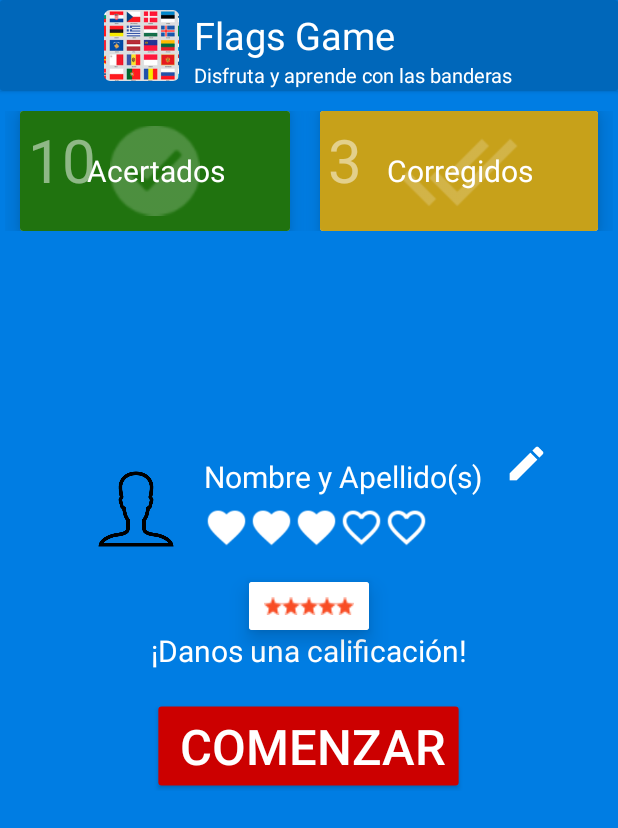
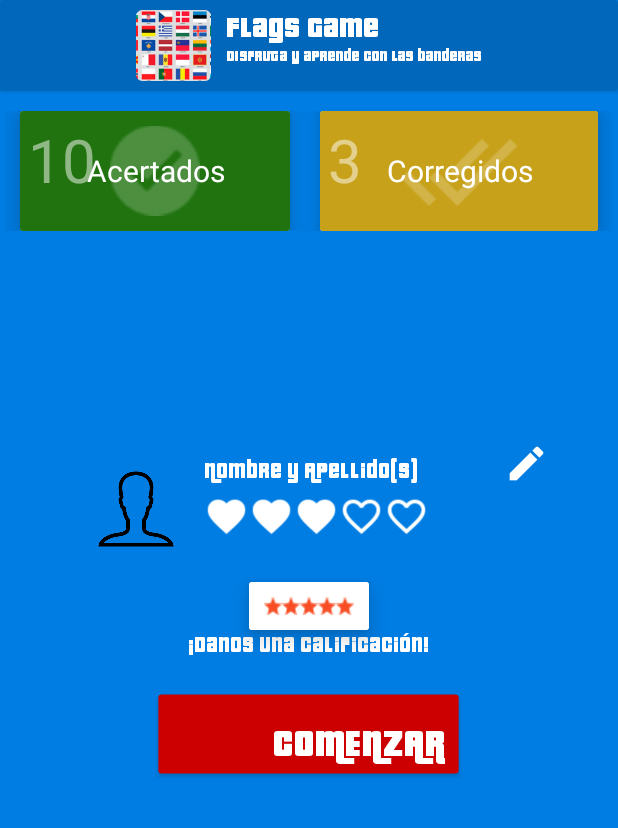
Before and after one commit to yasniel1408/flags_game, an Android app: the MainActivity screen opened directly, with no data from a screen before it, on a phone screen of 412 x 824 dp. Shown: the top 828 px of the screen. Run offline under Robolectric (Android 15) with nearby library versions, the phone set to English and light mode, and no system bars; our stand-ins replace Shimmer.

Commit message:
nuevos fonts para la app

```diff
--- a/app/src/main/java/com/example/yasniel/flagsgame/Intro.kt
+++ b/app/src/main/java/com/example/yasniel/flagsgame/Intro.kt
@@ -1,6 +1,7 @@
 package com.example.yasniel.flagsgame
 
 import android.content.Intent
+import android.graphics.Typeface
 import android.support.v7.app.AppCompatActivity
 import android.os.Bundle
 import android.view.animation.Animation
@@ -15,6 +16,12 @@ class Intro : AppCompatActivity() {
     override fun onCreate(savedInstanceState: Bundle?) {
         super.onCreate(savedInstanceState)
         setContentView(R.layout.activity_intro)
+
+        val logo_apk: Typeface = Typeface.createFromAsset( assets, "font/pricedown.ttf" )
+        nombreApk.setTypeface(logo_apk)
+
+        val compannia_apk: Typeface = Typeface.createFromAsset( assets, "font/akbar.ttf" )
+        nombreCompannia.setTypeface(compannia_apk)
 
 
         val mover_derecha: Animation = AnimationUtils.loadAnimation(this, R.anim.mover_derecha)
--- a/app/src/main/java/com/example/yasniel/flagsgame/MainActivity.kt
+++ b/app/src/main/java/com/example/yasniel/flagsgame/MainActivity.kt
@@ -6,6 +6,7 @@ import android.app.Activity
 import android.app.Dialog
 import android.content.Intent
 import android.content.SharedPreferences
+import android.graphics.Typeface
 import android.net.Uri
 import android.support.v7.app.AppCompatActivity
 import android.os.Bundle
@@ -36,6 +37,13 @@ class MainActivity : AppCompatActivity() {
         super.onCreate(savedInstanceState)
         setContentView(R.layout.activity_main)
 
+        val font: Typeface = Typeface.createFromAsset( assets, "font/pricedown.ttf" )
+
+        nombreApellidos.setTypeface(font)
+        calificacionText.setTypeface(font)
+        comenzar.setTypeface(font)
+        flag_top.setTypeface(font)
+        flag_top_caption.setTypeface(font)
 
         val ajustes: SharedPreferences? = getSharedPreferences("PREFERENCIAS", 0)
 
@@ -69,7 +77,7 @@ class MainActivity : AppCompatActivity() {
             imagePrew.setImageResource(R.drawable.persona)
         }else{
             fotoPersona.setImageURI(Uri.parse(direccionImagen))
-            imagePrew.setImageURI(Uri.parse(direccionImagen))
+          //  imagePrew.setImageURI(Uri.parse(direccionImagen)) | linea bug
         }
 
 
--- a/app/src/main/java/com/example/yasniel/flagsgame/PantallaDeJuego.kt
+++ b/app/src/main/java/com/example/yasniel/flagsgame/PantallaDeJuego.kt
@@ -29,7 +29,7 @@ class PantallaDeJuego : AppCompatActivity() {
         if(urlImagen.equals("")){
             imagenPersonaJuego.setImageResource(R.drawable.persona)
         }else{
-            imagenPersonaJuego.setImageURI(Uri.parse(urlImagen))
+            //imagenPersonaJuego.setImageURI(Uri.parse(urlImagen)) | linea bugg
         }
 
     }
--- a/app/src/main/res/layout/activity_main.xml
+++ b/app/src/main/res/layout/activity_main.xml
@@ -45,25 +45,27 @@
                         android:orientation="vertical"
                         android:layout_width="wrap_content"
                         android:layout_height="wrap_content">
+
                         <TextView
+                            android:id="@+id/flag_top"
                             android:layout_width="match_parent"
                             android:layout_height="wrap_content"
-                            android:text="Flags Game"
-                            android:textColor="@color/white"
                             android:background="@color/colorPrimaryDark"
                             android:paddingLeft="10dp"
                             android:paddingTop="6dp"
-                            android:textSize="25dp"
-                            />
+                            android:text="Flags Game"
+                            android:textColor="@color/white"
+                            android:textSize="25dp" />
+
                         <TextView
+                            android:id="@+id/flag_top_caption"
                             android:layout_width="match_parent"
                             android:layout_height="wrap_content"
+                            android:background="@color/colorPrimaryDark"
+                            android:paddingLeft="10dp"
                             android:text="@string/descripcion"
                             android:textColor="@color/white"
-                            android:background="@color/colorPrimaryDark"
-                            android:textSize="13dp"
-                            android:paddingLeft="10dp"
-                            />
+                            android:textSize="13dp" />
                     </LinearLayout>
 
                 </LinearLayout>
@@ -381,13 +383,13 @@
                 </android.support.v7.widget.CardView>
 
                 <TextView
+                    android:id="@+id/calificacionText"
                     android:layout_width="wrap_content"
                     android:layout_height="wrap_content"
                     android:text="@string/ratingBar"
                     android:textColor="@color/white"
-                    android:textSize="20dp"
 
-                    />
+                    android:textSize="20dp" />
 
 
 
```
